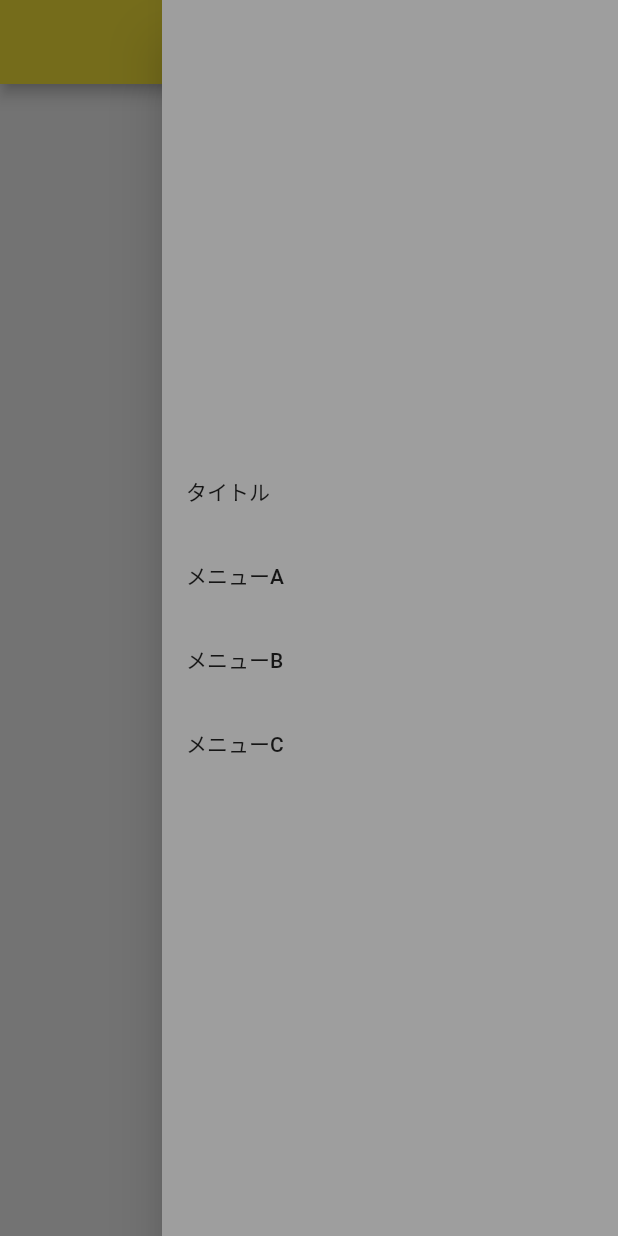
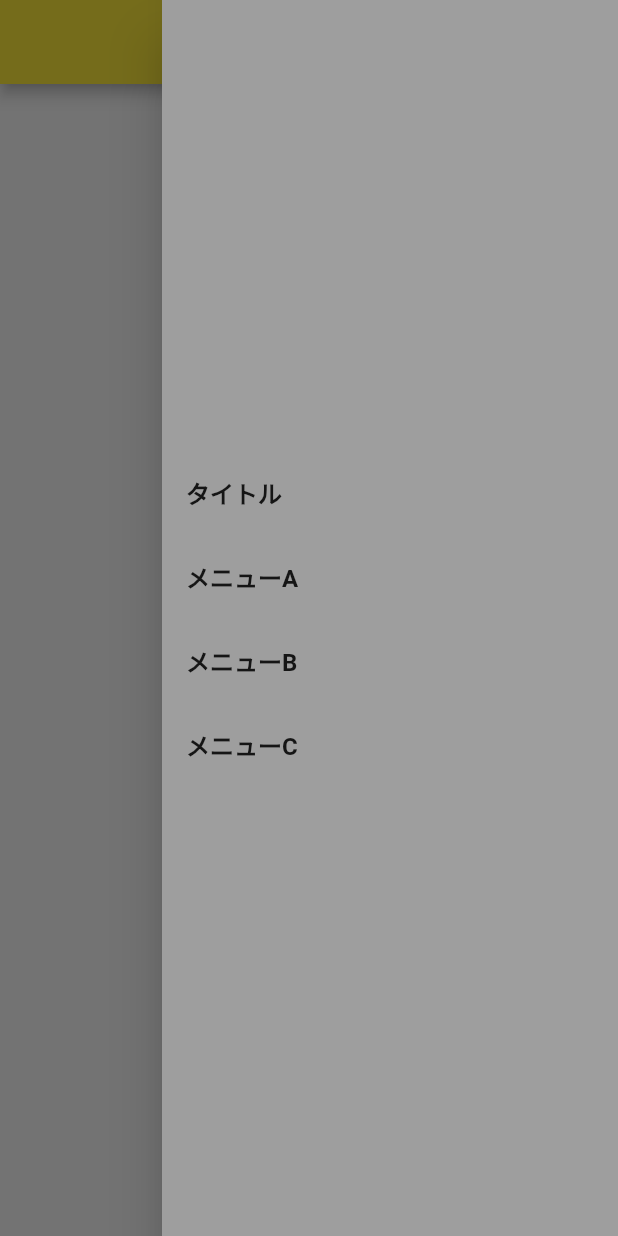
Before and after one commit to Shibata-Nanami/flutter_task_2, a Flutter app: the screen it shows after launch, with the side drawer open, on a phone screen of 412 x 824 dp. Run offline on Flutter 3.47's test engine with Material 2 defaults, Android fonts, the phone set to English and light mode, and no system bars; our stand-ins replace go_router.

Commit message:
画面２のフォント調整

```diff
--- a/lib/samplePage.dart
+++ b/lib/samplePage.dart
@@ -14,6 +14,7 @@ class HomeScreen extends StatelessWidget {
         ),
         title: const Text(
           'サンプルページ',
+          textAlign: TextAlign.center,
           style: TextStyle(
             color: Colors.black,
             fontSize: 18.0,
@@ -25,13 +26,17 @@ class HomeScreen extends StatelessWidget {
       ),
       endDrawer: Drawer(
         backgroundColor: Colors.grey,
-        child: Container(
-          alignment: Alignment.center,
         child: Column(
           mainAxisAlignment: MainAxisAlignment.center,
           children: [
             const ListTile(
-                title: Text("タイトル"),
+              title: Text(
+                "タイトル",
+                style: TextStyle(
+                  fontSize: 16,
+                  fontWeight: FontWeight.bold,
+                ),
+              ),
             ),
             GestureDetector(
               onTap: () {},
@@ -39,11 +44,19 @@ class HomeScreen extends StatelessWidget {
                 onTap: () {
                   context.go(
                     '/about',
-                      extra: {'name': 'メニューA'},
+                    extra: {
+                      'name': 'メニューA',
+                    },
                   );
                 },
                 child: const ListTile(
-                    title: Text("メニューA"),
+                  title: Text(
+                    "メニューA",
+                    style: TextStyle(
+                      fontSize: 16,
+                      fontWeight: FontWeight.bold,
+                    ),
+                  ),
                 ),
               ),
             ),
@@ -52,7 +65,13 @@ class HomeScreen extends StatelessWidget {
               child: InkWell(
                 onTap: () {},
                 child: const ListTile(
-                    title: Text("メニューB"),
+                  title: Text(
+                    "メニューB",
+                    style: TextStyle(
+                      fontSize: 16,
+                      fontWeight: FontWeight.bold,
+                    ),
+                  ),
                 ),
               ),
             ),
@@ -61,14 +80,19 @@ class HomeScreen extends StatelessWidget {
               child: InkWell(
                 onTap: () {},
                 child: const ListTile(
-                    title: Text("メニューC"),
+                  title: Text(
+                    "メニューC",
+                    style: TextStyle(
+                      fontSize: 16,
+                      fontWeight: FontWeight.bold,
+                    ),
+                  ),
                 ),
               ),
             ),
           ],
         ),
       ),
-      ),
     );
   }
 }
```
Lines whose indentation alone changed are shown as unchanged.
